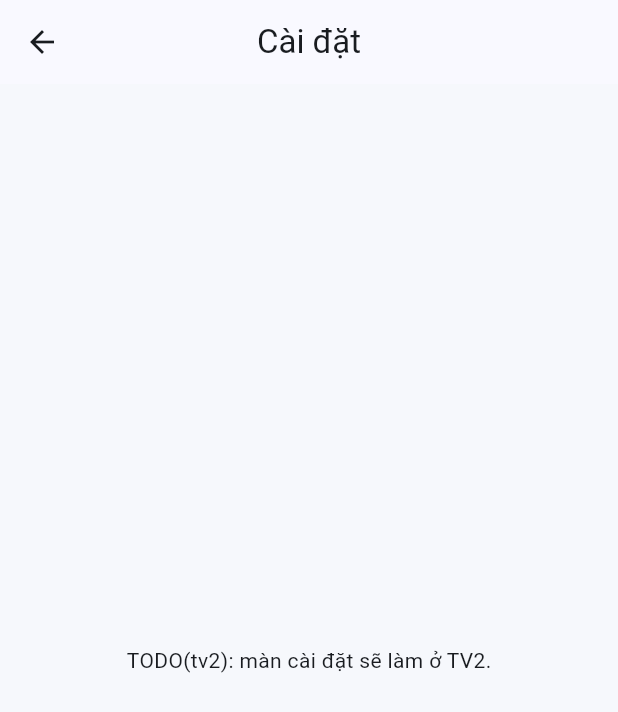
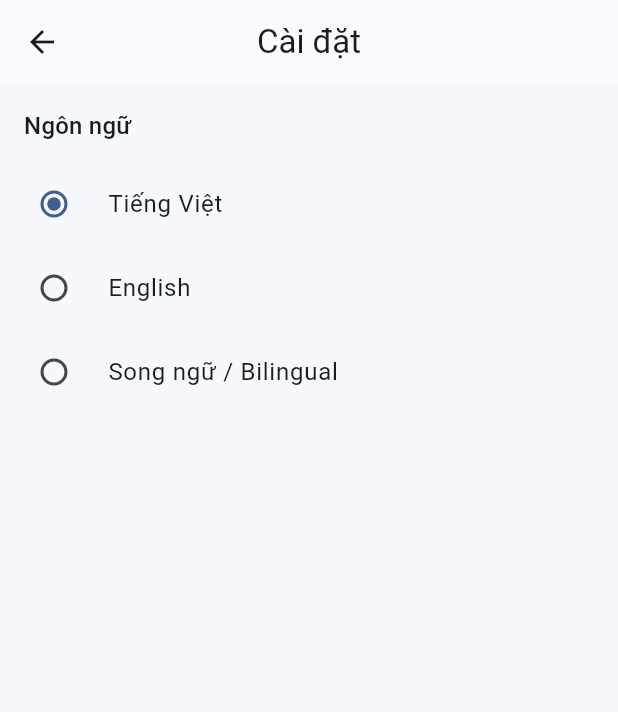
Before and after one commit to NDT3010/Nhom9-ChuDe32, a Flutter app: the SettingsScreen screen opened directly, on a phone screen of 412 x 824 dp. Shown: the top 712 px of the screen. Run offline on Flutter 3.47's test engine with Material 3 defaults, Android fonts, the phone set to English and light mode, and no system bars; our stand-ins replace shared_preferences; accounts and stored records are empty.

Commit message:
bang chu song ngu vi-en + LanguageProvider

```diff
--- a/lib/app.dart
+++ b/lib/app.dart
@@ -1,27 +1,37 @@
-/// Gốc MaterialApp: gắn Provider + theme + HomeScreen.
+/// Gốc MaterialApp: cấp [LanguageProvider] + [AppStringsScope] + theme + HomeScreen.
 library;
 
+import 'package:bilingual_quiz_app/data/datasources/local_store.dart';
+import 'package:bilingual_quiz_app/data/repositories/settings_repository_impl.dart';
 import 'package:bilingual_quiz_app/l10n/app_strings.dart';
+import 'package:bilingual_quiz_app/logic/providers/language_provider.dart';
+import 'package:bilingual_quiz_app/logic/repositories/settings_repository.dart';
 import 'package:bilingual_quiz_app/ui/screens/home_screen.dart';
 import 'package:bilingual_quiz_app/ui/theme/app_theme.dart';
 import 'package:flutter/material.dart';
 import 'package:provider/provider.dart';
 
-/// Widget App: bọc [LangController] để toàn app dùng chung ngôn ngữ.
+/// Widget App: bọc [LanguageProvider] để toàn app dùng chung ngôn ngữ.
 class App extends StatelessWidget {
-  const App({super.key});
+  const App({super.key, this.repository});
+
+  /// Repository cài đặt (mặc định dùng SharedPreferences thật).
+  final SettingsRepository? repository;
 
   @override
   Widget build(BuildContext context) {
-    return ChangeNotifierProvider(
-      create: (_) => LangController(AppLang.vi),
-      child: Consumer<LangController>(
+    return ChangeNotifierProvider<LanguageProvider>(
+      create: (_) => LanguageProvider(settingsRepository: repository ?? SettingsRepositoryImpl(const LocalStore()))..load(),
+      child: Consumer<LanguageProvider>(
         builder: (context, lang, _) {
-          return MaterialApp(
-            title: lang.s.appTitle,
-            theme: AppTheme.light,
-            home: const HomeScreen(),
-            debugShowCheckedModeBanner: false,
+          return AppStringsScope(
+            strings: lang.strings,
+            child: MaterialApp(
+              title: lang.strings.appTitle,
+              theme: AppTheme.light,
+              home: const HomeScreen(),
+              debugShowCheckedModeBanner: false,
+            ),
           );
         },
       ),
--- a/lib/l10n/app_strings.dart
+++ b/lib/l10n/app_strings.dart
@@ -1,36 +1,323 @@
-/// Chuỗi song ngữ Việt/Anh dùng chung toàn app (thay cho gen_l10n ở TV1).
+/// Bảng chuỗi song ngữ Việt / Anh / Song ngữ cho toàn app.
 ///
-/// HomeScreen và các màn hình lấy tiêu đề/label từ đây để thầy thấy rõ
-/// app hỗ trợ 2 ngôn ngữ ngay từ khung.
+/// Mọi chuỗi hiển thị trong UI đều lấy từ đây, không ghi chuỗi cứng trong widget.
+/// Cách dùng: `AppStrings.of(AppLang.vi).appTitle` hoặc `AppStringsScope.of(context)`.
 library;
 
+import 'package:flutter/widgets.dart';
+
 /// Ngôn ngữ hiển thị của app.
-enum AppLang { vi, en }
+///
+/// - [vi]: Tiếng Việt.
+/// - [en]: Tiếng Anh.
+/// - [both]: Song ngữ — hiển thị "Tiếng Việt / English" cạnh nhau.
+enum AppLang {
+  vi,
+  en,
+  both;
 
-/// Kho chuỗi tĩnh, truy cập kiểu `AppStrings.of(lang).appTitle`.
+  /// Mã lưu xuống SharedPreferences ('vi' | 'en' | 'both').
+  String get code => switch (this) {
+        AppLang.vi => 'vi',
+        AppLang.en => 'en',
+        AppLang.both => 'both',
+      };
+
+  /// Đọc ngôn ngữ từ mã lưu trữ, mặc định 'vi' nếu mã lạ.
+  static AppLang fromCode(String? code) => switch (code) {
+        'en' => AppLang.en,
+        'both' => AppLang.both,
+        _ => AppLang.vi,
+      };
+
+  /// Nhãn hiển thị tên ngôn ngữ (dùng trong màn Cài đặt).
+  String get label => switch (this) {
+        AppLang.vi => 'Tiếng Việt',
+        AppLang.en => 'English',
+        AppLang.both => 'Song ngữ / Bilingual',
+      };
+}
+
+/// Kho chuỗi theo ngôn ngữ.
+///
+/// Mỗi chuỗi có 1 key hằng ([keyAppTitle], [keyPractice]...) và 3 bản ánh xạ
+/// [vi], [en], [both]. Truy cập qua getter: `strings.appTitle`.
 class AppStrings {
-  const AppStrings._(this.lang);
+  const AppStrings._(this.lang, this._map);
+
+  /// Ngôn ngữ của bảng chuỗi này.
   final AppLang lang;
 
-  bool get isVi => lang == AppLang.vi;
+  /// Bảng ánh xạ key -> chuỗi đang dùng.
+  final Map<String, String> _map;
 
-  /// Chuỗi theo ngôn ngữ hiện tại.
-  factory AppStrings.of(AppLang lang) => AppStrings._(lang);
+  /// Tạo bảng chuỗi theo ngôn ngữ.
+  factory AppStrings.of(AppLang lang) => AppStrings._(lang, _tableFor(lang));
 
-  String get appTitle => isVi ? 'Trắc nghiệm Flutter song ngữ' : 'Bilingual Flutter Quiz';
-  String get homeSubtitle => isVi
-      ? 'Ngân hàng 300 câu hỏi Việt – Anh'
-      : '300-question Vietnamese – English bank';
-  String get practice => isVi ? 'Luyện tập' : 'Practice';
-  String get exam => isVi ? 'Thi thử' : 'Mock exam';
-  String get retryWrong => isVi ? 'Làm lại câu sai' : 'Retry wrong answers';
-  String get stats => isVi ? 'Thống kê' : 'Statistics';
-  String get settings => isVi ? 'Cài đặt' : 'Settings';
-  String get start => isVi ? 'Bắt đầu' : 'Start';
-  String get loading => isVi ? 'Đang tải câu hỏi…' : 'Loading questions…';
-  String get emptyHistory => isVi ? 'Chưa có lịch sử làm bài.' : 'No quiz history yet.';
-  String get viewStats => isVi ? 'Xem thống kê' : 'View statistics';
+  /// Bảng chuỗi theo ngôn ngữ.
+  static Map<String, String> _tableFor(AppLang lang) => switch (lang) {
+        AppLang.vi => vi,
+        AppLang.en => en,
+        AppLang.both => both,
+      };
 
-  /// Chuỗi cố định không phụ thuộc ngôn ngữ.
+  /// Đọc chuỗi theo key, fallback về tiếng Việt rồi mới tới chính key.
+  String t(String key) => _map[key] ?? vi[key] ?? key;
+
+  // ---------------------------------------------------------------- keys
+
+  /// Key: tiêu đề ứng dụng.
+  static const String keyAppTitle = 'appTitle';
+  /// Key: tiêu đề tab/trang chủ.
+  static const String keyHome = 'home';
+  /// Key: môi trường luyện tập.
+  static const String keyPractice = 'practice';
+  /// Key: môi trường thi thử.
+  static const String keyExam = 'exam';
+  /// Key: làm lại câu sai.
+  static const String keyWrongRetry = 'wrongRetry';
+  /// Key: màn thống kê.
+  static const String keyStats = 'stats';
+  /// Key: màn cài đặt.
+  static const String keySettings = 'settings';
+  /// Key: trạng thái đang tải.
+  static const String keyLoading = 'loading';
+  /// Key: tiêu đề lỗi.
+  static const String keyErrorTitle = 'errorTitle';
+  /// Key: nội dung lỗi.
+  static const String keyErrorBody = 'errorBody';
+  /// Key: tiêu đề rỗng.
+  static const String keyEmptyTitle = 'emptyTitle';
+  /// Key: nội dung rỗng.
+  static const String keyEmptyBody = 'emptyBody';
+  /// Key: nút thử lại.
+  static const String keyRetry = 'retry';
+  /// Key: nút về trang chủ.
+  static const String keyBackToHome = 'backToHome';
+  /// Key: nút câu tiếp theo.
+  static const String keyNext = 'next';
+  /// Key: nút nộp bài.
+  static const String keySubmit = 'submit';
+  /// Key: nhãn điểm.
+  static const String keyScore = 'score';
+  /// Key: số câu đúng.
+  static const String keyCorrect = 'correct';
+  /// Key: số câu sai.
+  static const String keyIncorrect = 'incorrect';
+  /// Key: hết giờ.
+  static const String keyTimeUp = 'timeUp';
+  /// Key: nhãn "Câu".
+  static const String keyQuestion = 'question';
+  /// Key: dấu phân cách "trong tổng số".
+  static const String keyOf = 'of';
+  /// Key: nhãn ngôn ngữ.
+  static const String keyLanguage = 'language';
+  /// Key: xoá dữ liệu.
+  static const String keyResetData = 'resetData';
+  /// Key: xác nhận xoá.
+  static const String keyConfirmDelete = 'confirmDelete';
+  /// Key: phụ đề dưới tiêu đề.
+  static const String keyHomeSubtitle = 'homeSubtitle';
+  /// Key: nút bắt đầu.
+  static const String keyStart = 'start';
+  /// Key: lịch sử rỗng.
+  static const String keyEmptyHistory = 'emptyHistory';
+  /// Key: nút xem thống kê.
+  static const String keyViewStats = 'viewStats';
+
+  // ------------------------------------------------------- bảng tiếng Việt
+
+  /// Bản ánh xạ tiếng Việt.
+  static const Map<String, String> vi = <String, String>{
+    keyAppTitle: 'Trắc nghiệm Flutter song ngữ',
+    keyHome: 'Trang chủ',
+    keyPractice: 'Luyện tập',
+    keyExam: 'Thi thử',
+    keyWrongRetry: 'Làm lại câu sai',
+    keyStats: 'Thống kê',
+    keySettings: 'Cài đặt',
+    keyLoading: 'Đang tải câu hỏi…',
+    keyErrorTitle: 'Đã xảy ra lỗi',
+    keyErrorBody: 'Không thể tải dữ liệu câu hỏi. Vui lòng thử lại.',
+    keyEmptyTitle: 'Chưa có dữ liệu',
+    keyEmptyBody: 'Bạn chưa có kết quả nào. Hãy bắt đầu một bài luyện tập.',
+    keyRetry: 'Thử lại',
+    keyBackToHome: 'Về trang chủ',
+    keyNext: 'Tiếp theo',
+    keySubmit: 'Nộp bài',
+    keyScore: 'Điểm',
+    keyCorrect: 'Đúng',
+    keyIncorrect: 'Sai',
+    keyTimeUp: 'Hết giờ',
+    keyQuestion: 'Câu',
+    keyOf: 'trên',
+    keyLanguage: 'Ngôn ngữ',
+    keyResetData: 'Xoá dữ liệu',
+    keyConfirmDelete: 'Bạn có chắc muốn xoá toàn bộ lịch sử làm bài?',
+    keyHomeSubtitle: 'Ngân hàng 300 câu hỏi Việt – Anh',
+    keyStart: 'Bắt đầu',
+    keyEmptyHistory: 'Chưa có lịch sử làm bài.',
+    keyViewStats: 'Xem thống kê',
+  };
+
+  // ---------------------------------------------------------- bảng tiếng Anh
+
+  /// Bản ánh xạ tiếng Anh.
+  static const Map<String, String> en = <String, String>{
+    keyAppTitle: 'Bilingual Flutter Quiz',
+    keyHome: 'Home',
+    keyPractice: 'Practice',
+    keyExam: 'Mock Exam',
+    keyWrongRetry: 'Retry Wrong Answers',
+    keyStats: 'Statistics',
+    keySettings: 'Settings',
+    keyLoading: 'Loading questions…',
+    keyErrorTitle: 'Something went wrong',
+    keyErrorBody: 'We could not load the question data. Please try again.',
+    keyEmptyTitle: 'No data yet',
+    keyEmptyBody: 'You have no results yet. Start a practice session to begin.',
+    keyRetry: 'Retry',
+    keyBackToHome: 'Back to Home',
+    keyNext: 'Next',
+    keySubmit: 'Submit',
+    keyScore: 'Score',
+    keyCorrect: 'Correct',
+    keyIncorrect: 'Incorrect',
+    keyTimeUp: "Time's up",
+    keyQuestion: 'Question',
+    keyOf: 'of',
+    keyLanguage: 'Language',
+    keyResetData: 'Reset Data',
+    keyConfirmDelete: 'Are you sure you want to delete all your quiz history?',
+    keyHomeSubtitle: 'A 300-question Vietnamese – English question bank',
+    keyStart: 'Start',
+    keyEmptyHistory: 'No quiz history yet.',
+    keyViewStats: 'View Statistics',
+  };
+
+  // -------------------------------------------------------- bảng song ngữ
+
+  /// Bản ánh xạ song ngữ: "Tiếng Việt / English".
+  static const Map<String, String> both = <String, String>{
+    keyAppTitle: 'Trắc nghiệm Flutter song ngữ / Bilingual Flutter Quiz',
+    keyHome: 'Trang chủ / Home',
+    keyPractice: 'Luyện tập / Practice',
+    keyExam: 'Thi thử / Mock Exam',
+    keyWrongRetry: 'Làm lại câu sai / Retry Wrong Answers',
+    keyStats: 'Thống kê / Statistics',
+    keySettings: 'Cài đặt / Settings',
+    keyLoading: 'Đang tải câu hỏi… / Loading questions…',
+    keyErrorTitle: 'Đã xảy ra lỗi / Something went wrong',
+    keyErrorBody:
+        'Không thể tải dữ liệu câu hỏi. Vui lòng thử lại. / We could not load the question data. Please try again.',
+    keyEmptyTitle: 'Chưa có dữ liệu / No data yet',
+    keyEmptyBody:
+        'Bạn chưa có kết quả nào. Hãy bắt đầu một bài luyện tập. / You have no results yet. Start a practice session to begin.',
+    keyRetry: 'Thử lại / Retry',
+    keyBackToHome: 'Về trang chủ / Back to Home',
+    keyNext: 'Tiếp theo / Next',
+    keySubmit: 'Nộp bài / Submit',
+    keyScore: 'Điểm / Score',
+    keyCorrect: 'Đúng / Correct',
+    keyIncorrect: 'Sai / Incorrect',
+    keyTimeUp: "Hết giờ / Time's up",
+    keyQuestion: 'Câu / Question',
+    keyOf: 'trên / of',
+    keyLanguage: 'Ngôn ngữ / Language',
+    keyResetData: 'Xoá dữ liệu / Reset Data',
+    keyConfirmDelete:
+        'Bạn có chắc muốn xoá toàn bộ lịch sử làm bài? / Are you sure you want to delete all your quiz history?',
+    keyHomeSubtitle: 'Ngân hàng 300 câu hỏi Việt – Anh / A 300-question Vietnamese – English question bank',
+    keyStart: 'Bắt đầu / Start',
+    keyEmptyHistory: 'Chưa có lịch sử làm bài. / No quiz history yet.',
+    keyViewStats: 'Xem thống kê / View Statistics',
+  };
+
+  // -------------------------------------------------------------- getters
+
+  /// Tiêu đề ứng dụng.
+  String get appTitle => t(keyAppTitle);
+  /// Tiêu đề trang chủ.
+  String get home => t(keyHome);
+  /// Môi trường luyện tập.
+  String get practice => t(keyPractice);
+  /// Môi trường thi thử.
+  String get exam => t(keyExam);
+  /// Làm lại câu sai.
+  String get wrongRetry => t(keyWrongRetry);
+
+  /// Tên cũ của [wrongRetry], giữ để tương thích code cũ.
+  String get retryWrong => t(keyWrongRetry);
+  /// Màn thống kê.
+  String get stats => t(keyStats);
+  /// Màn cài đặt.
+  String get settings => t(keySettings);
+  /// Trạng thái đang tải.
+  String get loading => t(keyLoading);
+  /// Tiêu đề lỗi.
+  String get errorTitle => t(keyErrorTitle);
+  /// Nội dung lỗi.
+  String get errorBody => t(keyErrorBody);
+  /// Tiêu đề rỗng.
+  String get emptyTitle => t(keyEmptyTitle);
+  /// Nội dung rỗng.
+  String get emptyBody => t(keyEmptyBody);
+  /// Nút thử lại.
+  String get retry => t(keyRetry);
+  /// Nút về trang chủ.
+  String get backToHome => t(keyBackToHome);
+  /// Nút câu tiếp theo.
+  String get next => t(keyNext);
+  /// Nút nộp bài.
+  String get submit => t(keySubmit);
+  /// Nhãn điểm.
+  String get score => t(keyScore);
+  /// Số câu đúng.
+  String get correct => t(keyCorrect);
+  /// Số câu sai.
+  String get incorrect => t(keyIncorrect);
+  /// Hết giờ.
+  String get timeUp => t(keyTimeUp);
+  /// Nhãn "Câu".
+  String get question => t(keyQuestion);
+  /// Dấu phân cách "trong tổng số".
+  String get of => t(keyOf);
+  /// Nhãn ngôn ngữ.
+  String get language => t(keyLanguage);
+  /// Xoá dữ liệu.
+  String get resetData => t(keyResetData);
+  /// Xác nhận xoá.
+  String get confirmDelete => t(keyConfirmDelete);
+  /// Phụ đề dưới tiêu đề.
+  String get homeSubtitle => t(keyHomeSubtitle);
+  /// Nút bắt đầu.
+  String get start => t(keyStart);
+  /// Lịch sử rỗng.
+  String get emptyHistory => t(keyEmptyHistory);
+  /// Nút xem thống kê.
+  String get viewStats => t(keyViewStats);
+
+  /// Đường dẫn asset JSON (không phụ thuộc ngôn ngữ).
   static const String assetQuestionsPath = 'assets/data/flutter_300_questions.json';
 }
+
+/// Cung cấp [AppStrings] cho cây widget con qua InheritedWidget.
+///
+/// Màn hình đọc bằng: `AppStringsScope.of(context).practice`.
+class AppStringsScope extends InheritedWidget {
+  /// Bọc cây con với bảng chuỗi tương ứng ngôn ngữ hiện tại.
+  const AppStringsScope({super.key, required this.strings, required super.child});
+
+  /// Bảng chuỗi được cung cấp.
+  final AppStrings strings;
+
+  /// Đọc bảng chuỗi từ context (tự đăng ký dependency).
+  static AppStrings of(BuildContext context) {
+    final scope = context.dependOnInheritedWidgetOfExactType<AppStringsScope>();
+    assert(scope != null, 'AppStringsScope.of() được gọi ngoài AppStringsScope.');
+    return scope!.strings;
+  }
+
+  @override
+  bool updateShouldNotify(AppStringsScope oldWidget) => oldWidget.strings.lang != strings.lang;
+}
--- /dev/null
+++ b/lib/logic/providers/language_provider.dart
@@ -0,0 +1,68 @@
+/// Provider quản lý ngôn ngữ hiển thị (tầng Logic).
+///
+/// Nhớ ngôn ngữ đang chọn trong RAM và tự lưu/đọc xuống máy qua
+/// [SettingsRepository] (SharedPreferences) để app mở lại vẫn giữ ngôn ngữ.
+library;
+
+import 'package:bilingual_quiz_app/core/result.dart';
+import 'package:bilingual_quiz_app/l10n/app_strings.dart';
+import 'package:bilingual_quiz_app/logic/repositories/settings_repository.dart';
+import 'package:flutter/foundation.dart';
+
+/// Quản lý ngôn ngữ hiện tại và thông báo cho UI khi ngôn ngữ đổi.
+class LanguageProvider extends ChangeNotifier {
+  /// Tạo provider với repository cấu hình (có thể truyền fake khi test).
+  LanguageProvider({this.settingsRepository, AppLang initial = AppLang.vi})
+      : _lang = initial;
+
+  /// Repository dùng để đọc/ghi ngôn ngữ xuống máy.
+  SettingsRepository? settingsRepository;
+  AppLang _lang;
+  bool _loaded = false;
+
+  /// Ngôn ngữ hiện tại.
+  AppLang get language => _lang;
+
+  /// Bảng chuỗi tương ứng ngôn ngữ hiện tại.
+  AppStrings get strings => AppStrings.of(_lang);
+
+  /// true nếu đã đọc xong ngôn ngữ lưu trên máy.
+  bool get isLoaded => _loaded;
+
+  /// Đọc ngôn ngữ đã lưu từ máy. Gọi 1 lần lúc app khởi động.
+  ///
+  /// Nếu đọc lỗi hoặc không có dữ liệu, giữ nguyên ngôn ngữ mặc định.
+  Future<void> load() async {
+    final repo = settingsRepository;
+    if (repo == null) {
+      _loaded = true;
+      return;
+    }
+    final result = await repo.getLang();
+    if (result is Ok<String>) {
+      _lang = AppLang.fromCode(result.value);
+    }
+    _loaded = true;
+    notifyListeners();
+  }
+
+  /// Đổi ngôn ngữ: cập nhật trong RAM, thông báo UI, rồi lưu xuống máy.
+  Future<void> setLanguage(AppLang lang) async {
+    if (lang == _lang) return;
+    _lang = lang;
+    notifyListeners();
+    final repo = settingsRepository;
+    if (repo == null) return;
+    await repo.setLang(lang.code);
+  }
+
+  /// Đặt repository (dùng khi khởi tạo muộn trong main.dart).
+  void attachRepository(SettingsRepository repository) => settingsRepository = repository;
+
+  @override
+  void dispose() {
+    // Giải phóng tham chiếu tới repository để tránh giữ ngoài vòng đời widget.
+    settingsRepository = null;
+    super.dispose();
+  }
+}
--- a/lib/ui/screens/home_screen.dart
+++ b/lib/ui/screens/home_screen.dart
@@ -8,27 +8,16 @@ import 'package:bilingual_quiz_app/ui/screens/settings_screen.dart';
 import 'package:bilingual_quiz_app/ui/screens/stats_screen.dart';
 import 'package:bilingual_quiz_app/ui/screens/wrong_retry_screen.dart';
 import 'package:flutter/material.dart';
-import 'package:provider/provider.dart';
-
-/// Lưu ngôn ngữ hiện tại, dùng Provider để Settings đổi là Home đổi theo.
-class LangController extends ChangeNotifier {
-  LangController([this.lang = AppLang.vi]);
-  AppLang lang;
-  AppStrings get s => AppStrings.of(lang);
-
-  void setLang(AppLang value) {
-    lang = value;
-    notifyListeners();
-  }
-}
 
 /// Trang chủ chạy được thật ở TV1: bấm các nút sẽ sang màn hình tương ứng.
+///
+/// Mọi chuỗi hiển thị đều đọc từ [AppStringsScope] — không hardcode chuỗi.
 class HomeScreen extends StatelessWidget {
   const HomeScreen({super.key});
 
   @override
   Widget build(BuildContext context) {
-    final s = context.watch<LangController>().s;
+    final s = AppStringsScope.of(context);
     return Scaffold(
       appBar: AppBar(title: Text(s.appTitle)),
       body: ListView(
@@ -64,7 +53,7 @@ class HomeScreen extends StatelessWidget {
           ),
           _MenuButton(
             icon: Icons.replay,
-            label: s.retryWrong,
+            label: s.wrongRetry,
             onTap: () => Navigator.of(context).push(
               MaterialPageRoute(builder: (_) => const WrongRetryScreen()),
             ),
--- a/lib/ui/screens/settings_screen.dart
+++ b/lib/ui/screens/settings_screen.dart
@@ -1,17 +1,47 @@
-/// Màn hình Cài đặt — khung TV1 (làm thật ở TV2).
+/// Màn hình Cài đặt: chuyển ngôn ngữ Việt / English / Song ngữ.
+///
+/// TV1-02: màn này dùng thật [LanguageProvider] để đổi ngôn ngữ và lưu xuống máy.
 library;
 
+import 'package:bilingual_quiz_app/l10n/app_strings.dart';
+import 'package:bilingual_quiz_app/logic/providers/language_provider.dart';
 import 'package:flutter/material.dart';
+import 'package:provider/provider.dart';
 
-// TODO(tv2): chuyển ngôn ngữ Việt/Anh + lưu bằng SettingsRepository (settings_v2).
+/// Màn Cài đặt — hiện có nhóm chọn ngôn ngữ.
 class SettingsScreen extends StatelessWidget {
   const SettingsScreen({super.key});
 
   @override
   Widget build(BuildContext context) {
+    final s = AppStringsScope.of(context);
+    final lang = context.watch<LanguageProvider>().language;
     return Scaffold(
-      appBar: AppBar(title: const Text('Cài đặt')),
-      body: const Center(child: Text('TODO(tv2): màn cài đặt sẽ làm ở TV2.')),
+      appBar: AppBar(title: Text(s.settings)),
+      body: ListView(
+        padding: const EdgeInsets.all(16),
+        children: [
+          Text(s.language, style: Theme.of(context).textTheme.titleMedium),
+          const SizedBox(height: 12),
+          RadioGroup<AppLang>(
+            groupValue: lang,
+            onChanged: (value) {
+              if (value == null) return;
+              context.read<LanguageProvider>().setLanguage(value);
+            },
+            child: Column(
+              children: [
+                for (final option in AppLang.values)
+                  RadioListTile<AppLang>(
+                    value: option,
+                    title: Text(option.label),
+                    contentPadding: EdgeInsets.zero,
+                  ),
+              ],
+            ),
+          ),
+        ],
+      ),
     );
   }
 }
```
Also changed, not shown: 2 other files.
